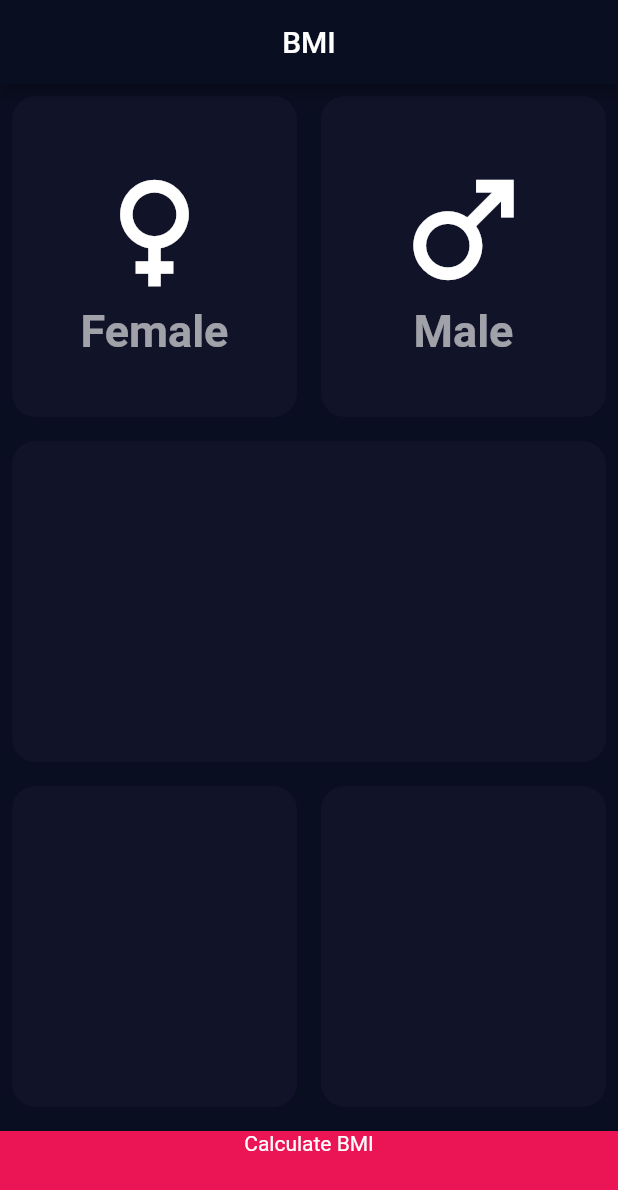
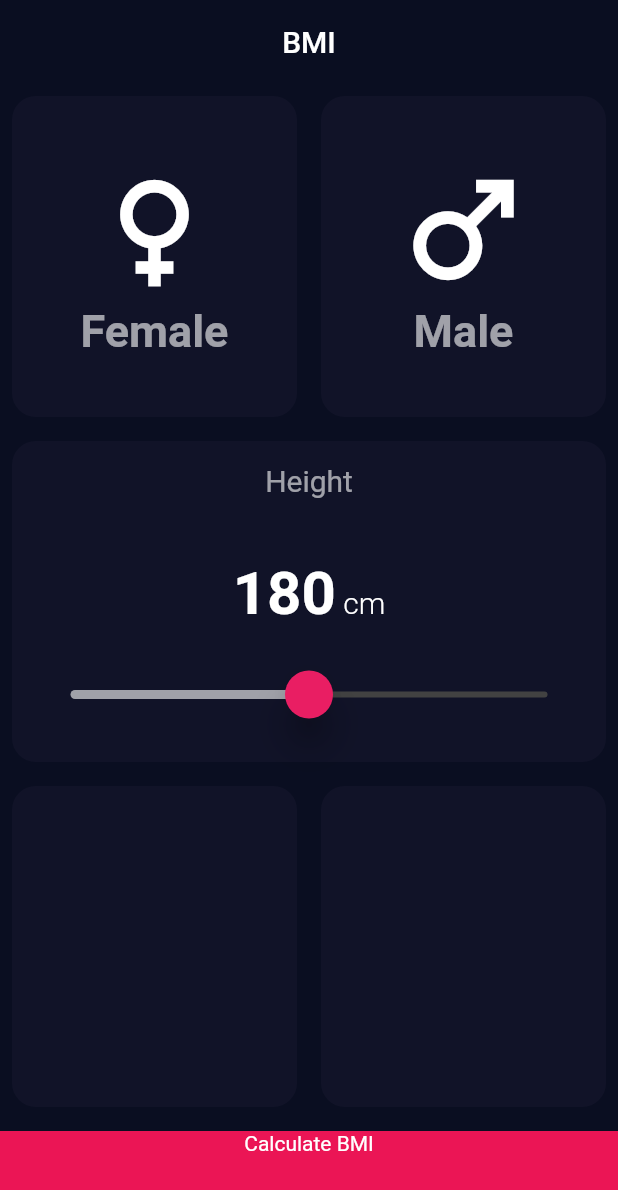
Before and after one commit to AliAltiyev/bmi, a Flutter app: the screen it shows after launch, on a phone screen of 412 x 824 dp. Shown: the top 1190 px of the screen. Run offline on Flutter 3.47's test engine with Material 2 defaults, Android fonts, the phone set to English and light mode, and no system bars.

Commit message:
Add custom Slider for getting user Height

```diff
--- /dev/null
+++ b/lib/helper/constants.dart
@@ -0,0 +1,10 @@
+
+import 'package:flutter/material.dart';
+
+const kLabelTextStyle =
+TextStyle(color: Colors.white60, fontWeight: FontWeight.bold, fontSize: 30);
+
+const kActiveColor = Color(0xff282a42);
+const kInActiveColor = Color(0xFF111328);
+const kBottomContainerColor = 0xFFEB1555;
+const kBottomContainerHeight = 70.0;
--- a/lib/main.dart
+++ b/lib/main.dart
@@ -2,11 +2,11 @@ import 'package:bmi/pages/input_page.dart';
 import 'package:flutter/material.dart';
 
 void main() {
-  runApp(const MyApp());
+  runApp(const Bmi());
 }
 
-class MyApp extends StatelessWidget {
-  const MyApp({super.key});
+class Bmi extends StatelessWidget {
+  const Bmi({super.key});
 
   @override
   Widget build(BuildContext context) {
@@ -14,6 +14,11 @@ class MyApp extends StatelessWidget {
       debugShowCheckedModeBanner: false,
       title: 'BMI',
       theme: ThemeData.dark().copyWith(
+          useMaterial3: true,
+          sliderTheme: const SliderThemeData(
+              thumbShape:
+              RoundSliderThumbShape(enabledThumbRadius: 16, elevation: 10,),
+              overlayShape: RoundSliderOverlayShape(overlayRadius: 24)),
           textTheme:
               const TextTheme(bodyMedium: TextStyle(color: Colors.white)),
           floatingActionButtonTheme: const FloatingActionButtonThemeData(
--- a/lib/pages/input_page.dart
+++ b/lib/pages/input_page.dart
@@ -1,13 +1,10 @@
+import 'package:bmi/helper/constants.dart';
+import 'package:bmi/widgets/reusable_card_slider_content.dart';
 import 'package:flutter/material.dart';
 
 import '../helper/gender.dart';
 import '../widgets/reusable_card.dart';
-import '../widgets/reusable_card_content.dart';
-
-const activeColor = Color(0xff282a42);
-const inActiveColor = Color(0xFF111328);
-const bottomContainerColor = 0xFFEB1555;
-const bottomContainerHeight = 70.0;
+import '../widgets/reusable_card_gender_content.dart';
 
 class InputPage extends StatefulWidget {
   const InputPage({Key? key}) : super(key: key);
@@ -27,6 +24,7 @@ class _InputPageState extends State<InputPage> {
         title: const Text('BMI'),
       ),
       body: Column(
+        crossAxisAlignment: CrossAxisAlignment.stretch,
         children: [
           Expanded(
             child: Row(
@@ -40,7 +38,7 @@ class _InputPageState extends State<InputPage> {
                     },
                     elevation: gender == Gender.female ? 16 : 0,
                     color:
-                        gender == Gender.female ? activeColor : inActiveColor,
+                        gender == Gender.female ? kActiveColor : kInActiveColor,
                     cardChild: const ReUsableCardContent(
                       iconData: Icons.female,
                       label: "Female",
@@ -55,7 +53,7 @@ class _InputPageState extends State<InputPage> {
                       });
                     },
                     elevation: gender == Gender.male ? 16 : 0,
-                    color: gender == Gender.male ? activeColor : inActiveColor,
+                    color: gender == Gender.male ? kActiveColor : kInActiveColor,
                     cardChild: const ReUsableCardContent(
                       iconData: Icons.male,
                       label: "Male",
@@ -67,7 +65,8 @@ class _InputPageState extends State<InputPage> {
           ),
           const Expanded(
             child: ReUsableCard(
-              color: inActiveColor,
+              cardChild: ReUsableCardSliderContent(),
+              color: kInActiveColor,
             ),
           ),
           Expanded(
@@ -75,12 +74,12 @@ class _InputPageState extends State<InputPage> {
               children: const [
                 Expanded(
                   child: ReUsableCard(
-                    color: inActiveColor,
+                    color: kInActiveColor,
                   ),
                 ),
                 Expanded(
                   child: ReUsableCard(
-                    color: inActiveColor,
+                    color: kInActiveColor,
                   ),
                 )
               ],
@@ -88,9 +87,9 @@ class _InputPageState extends State<InputPage> {
           ),
           Container(
             width: double.infinity,
-            height: bottomContainerHeight,
+            height: kBottomContainerHeight,
             margin: const EdgeInsets.only(top: 8),
-            color: const Color(bottomContainerColor),
+            color: const Color(kBottomContainerColor),
             child: const Text(
               'Calculate BMI',
               textAlign: TextAlign.center,
--- a/lib/widgets/reusable_card_content.dart
+++ b/lib/widgets/reusable_card_gender_content.dart
@@ -1,7 +1,6 @@
 import 'package:flutter/material.dart';
 
-const labelTextStyle =
-    TextStyle(color: Colors.white60, fontWeight: FontWeight.bold, fontSize: 30);
+import '../helper/constants.dart';
 
 class ReUsableCardContent extends StatelessWidget {
   final String label;
@@ -23,7 +22,7 @@ class ReUsableCardContent extends StatelessWidget {
         ),
         Text(
           label,
-          style: labelTextStyle,
+          style: kLabelTextStyle,
         )
       ],
     );
--- /dev/null
+++ b/lib/widgets/reusable_card_slider_content.dart
@@ -0,0 +1,56 @@
+import 'package:flutter/material.dart';
+
+class ReUsableCardSliderContent extends StatefulWidget {
+  const ReUsableCardSliderContent({Key? key}) : super(key: key);
+
+  @override
+  State<ReUsableCardSliderContent> createState() =>
+      _ReUsableCardSliderContentState();
+}
+
+class _ReUsableCardSliderContentState extends State<ReUsableCardSliderContent> {
+  double sliderValue = 180;
+
+  @override
+  Widget build(BuildContext context) {
+    return Column(
+      children: [
+        const Text(
+          'Height',
+          style: TextStyle(fontSize: 20, color: Colors.white60),
+        ),
+        const SizedBox(
+          height: 40,
+        ),
+        RichText(
+          text: TextSpan(
+            text: sliderValue.toInt().toString(),
+            style: const TextStyle(fontWeight: FontWeight.bold, fontSize: 40),
+            children: const <TextSpan>[
+              TextSpan(
+                  text: ' cm',
+                  style: TextStyle(fontWeight: FontWeight.w300, fontSize: 20)),
+            ],
+          ),
+        ),
+        const SizedBox(
+          height: 20,
+        ),
+        Slider.adaptive(
+            overlayColor:
+                MaterialStatePropertyAll(Colors.pink.withOpacity(0.3)),
+            activeColor: Colors.white60,
+            thumbColor: Colors.pink,
+            label: sliderValue.toString(),
+            max: 250,
+            min: 110,
+            value: sliderValue,
+            onChanged: (newValue) {
+              setState(() {
+                sliderValue = newValue;
+              });
+            }),
+      ],
+    );
+  }
+}
```
Also changed, not shown: 1 other file.
